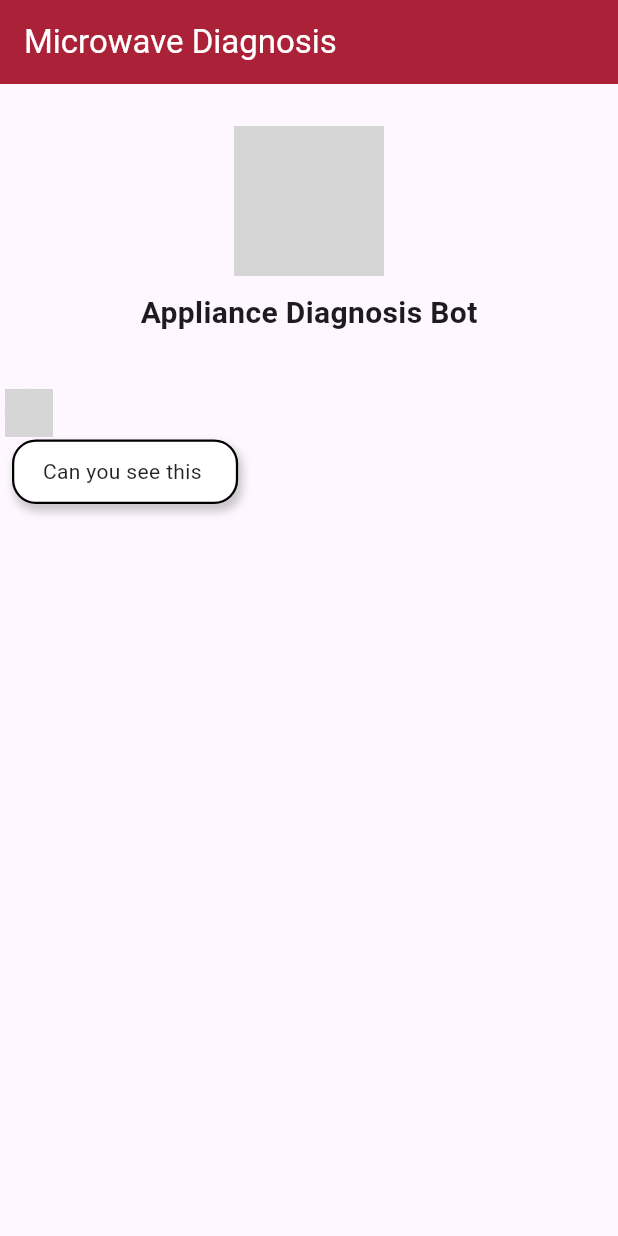
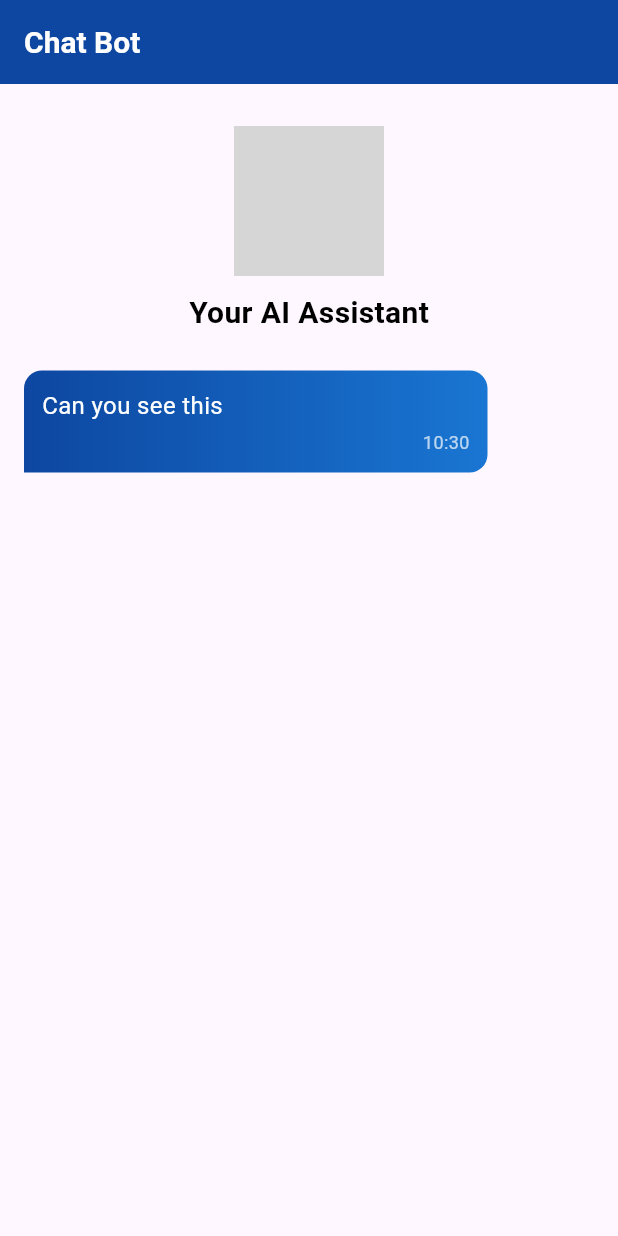
Before and after one commit to Prabal-0816/ChatBot-in-Flutter-FlowBot, a Flutter app: the first screen one second after launch, on a phone screen of 412 x 824 dp. Run offline on Flutter 3.47's test engine with Material 3 defaults, Android fonts, the phone set to English and light mode, and no system bars; our stand-ins replace audioplayers, carousel_slider, flutter_tts, image_picker, video_player, youtube_player_flutter; missing offline and left inert: record; network calls fail; grey boxes are pictures that could not be loaded.

Commit message:
updated UI

```diff
--- a/lib/ChatBot/Model/optionModel.dart
+++ b/lib/ChatBot/Model/optionModel.dart
@@ -3,7 +3,7 @@
 class Option {
   final String? label;    // the option to be shown on UI
   final String? description;  // option description with lighter shade and smaller text that label
-  final String? value;      // will serve as the answer for the intent of the question
+  final String? value;      // answer for the intent and will be shown on UI after selection of option
   final String? nextNode;   // Will be triggered when the any of the option is selected in case of Radio Node
   final List<String>? images;   // images to be shown along with the option
   final String? audioClip;    // contains the audio clip to be shown along with the option
--- a/lib/ChatBot/UI/botFlowScreen.dart
+++ b/lib/ChatBot/UI/botFlowScreen.dart
@@ -1,6 +1,7 @@
 import 'dart:async';
 import 'dart:io';
 import 'package:flow_bot_json_driven_chat_bot/ChatBot/UI/audioCapture.dart';
+import 'package:flow_bot_json_driven_chat_bot/ChatBot/UI/messageBubble.dart';
 import 'package:flow_bot_json_driven_chat_bot/ChatBot/UI/videoCapture.dart';
 import 'package:flutter/material.dart';
 import '../APIs/uploadFile.dart';
@@ -39,7 +40,7 @@ class _BotFlowScreenState extends State<BotFlowScreen> {
   List<String> selectedOptions = [];
 
   // To store chat messages which will be shown to UI
-  List<Map<String, String>> messages = [];
+  List<Map<String, dynamic>> messages = [];
 
   final ScrollController _scrollController = ScrollController();
   final FlutterTts _flutterTts = FlutterTts();
@@ -59,12 +60,31 @@ class _BotFlowScreenState extends State<BotFlowScreen> {
   void initState() {
     super.initState();
     _loadBotFlow();
+    // _scrollController = ScrollController();
     isServerLink = widget.jsonFileName.contains('.http') || widget.jsonFileName.contains('.com');
 
     // configure TTs
     _flutterTts.setLanguage("en-IN");
     _flutterTts.setPitch(0.8);
     _flutterTts.setSpeechRate(0.5);
+  }
+
+  // @override
+  // void didUpdateWidget(OldWidget oldWidget) {
+  //   super.didUpdateWidget(oldWidget);
+  //   _scrollToBottom();
+  // }
+
+  void _scrollToBottom() {
+    WidgetsBinding.instance.addPostFrameCallback((_) {
+      if (_scrollController.hasClients) {
+        _scrollController.animateTo(
+          _scrollController.position.maxScrollExtent,
+          duration: const Duration(milliseconds: 300),
+          curve: Curves.easeOut,
+        );
+      }
+    });
   }
 
   // Load the bot flow data
@@ -90,6 +110,7 @@ class _BotFlowScreenState extends State<BotFlowScreen> {
           messages.add({
             'type': 'bot',
             'text': '',
+            'timestamp' : DateTime.now()
           });
           _speak(startMessage);
         });
@@ -130,9 +151,9 @@ class _BotFlowScreenState extends State<BotFlowScreen> {
 
     return Scaffold(
       appBar: AppBar(
-          backgroundColor: const Color(0xFFAB2138),
           title: Text(botType, // nodeName
-              style: const TextStyle(color: Colors.white))),
+              style: const TextStyle(color: Colors.white))
+      ),
       body: ListView(
         controller: _scrollController,
         padding: const EdgeInsets.all(8.0),
@@ -144,7 +165,7 @@ class _BotFlowScreenState extends State<BotFlowScreen> {
               CircleAvatar(
                 radius: 50, // Adjust the size of the avatar
                 backgroundImage: NetworkImage(botImage), // Your bot image path
-                backgroundColor: const Color(0xFFAB2138),
+                backgroundColor: Colors.blue.shade900,
               ),
               const SizedBox(height: 10),
               Text(
@@ -162,68 +183,11 @@ class _BotFlowScreenState extends State<BotFlowScreen> {
             final isBot = message['type'] == 'bot';
             return Align(
               alignment: isBot ? Alignment.centerLeft : Alignment.centerRight,
-              child: Column(
-                children: [
-                  if (isBot) const SizedBox(height: 40),
-                  Stack(
-                    clipBehavior: Clip
-                        .none, // Allows overlapping outside the Stack bounds
-                    children: [
-                      // Message Bubble
-                      Row(
-                        mainAxisAlignment: isBot
-                            ? MainAxisAlignment.start
-                            : MainAxisAlignment.end,
-                        children: [
-                          Flexible(
-                            child: Container(
-                              padding: const EdgeInsets.symmetric(
-                                  horizontal: 19.0, vertical: 10.0),
-                              margin: const EdgeInsets.only(
-                                  top: 10.0), // Small margin for spacing
-                              decoration: BoxDecoration(
-                                color: isBot
-                                    ? Colors.white
-                                    : const Color(0xFFAB2138),
-                                borderRadius: BorderRadius.circular(16),
-                                border: isBot
-                                    ? Border.all(
-                                    color: Colors.black, width: 1.5)
-                                    : null,
-                                boxShadow: [
-                                  BoxShadow(
-                                    color: Colors.black
-                                        .withOpacity(0.2), // Shadow color
-                                    offset: const Offset(
-                                        2, 4), // Offset in X and Y direction
-                                    blurRadius: 4, // Spread of the shadow
-                                    spreadRadius: 1, // Intensity of the shadow
-                                  ),
-                                ],
-                              ),
-                              child: Text(
-                                message['text'] ?? '',
-                                style: TextStyle(
-                                    color:
-                                    isBot ? Colors.black87 : Colors.white),
-                              ),
-                            ),
-                          ),
-                        ],
-                      ),
-                      // Bot Avatar
-                      if (isBot)
-                        Positioned(
-                          left: -5, // Adjust for horizontal overlap
-                          top: -24, // Adjust for vertical overlap
-                          child: CircleAvatar(
-                            radius: 16,
-                            backgroundImage: NetworkImage(botImage),
-                          ),
-                        ),
-                    ],
-                  ),
-                ],
+              child: MessageBubble(
+                  text: message['text'] ?? '',
+                  isBot: isBot,
+                  botImage: botImage,
+                  timestamp: message['timestamp'] ?? DateTime.now()
               ),
             );
           }).toList(),
@@ -326,6 +290,8 @@ class _BotFlowScreenState extends State<BotFlowScreen> {
     return result;
   }
 
+  // For Nodes which have common images in that the images will appear before all the options
+  // Like for radio node 'is this an image of cat or a dog': image with option 'cat' and 'dog'
   Widget _showImage(BotNode node) {
     if(!showOptions) {
       return const SizedBox.shrink();
@@ -587,7 +553,7 @@ class _BotFlowScreenState extends State<BotFlowScreen> {
         final isSelected = selectedOptions.contains(option.value);
 
         return Padding(
-          padding: const EdgeInsets.only(bottom: 4),
+          padding: const EdgeInsets.only(bottom: 2),
           child: GestureDetector(
             onTap: () {
               setState(() {
@@ -923,7 +889,14 @@ class _BotFlowScreenState extends State<BotFlowScreen> {
                         : selectedOptions.add("No Files Uploaded");
                     _onOptionSelected(node.nextNode, node.checkboxOptionTTs);
                   },
-                  child: const Text('Next'),
+                  style: ElevatedButton.styleFrom(
+                    padding: const EdgeInsets.symmetric(horizontal: 16, vertical: 12),
+                    shape: RoundedRectangleBorder(
+                      borderRadius: BorderRadius.circular(12),
+                    ),
+                    backgroundColor: Colors.blue.shade900,
+                  ),
+                  child: const Text('Next' , style: TextStyle(fontSize: 16 ,color: Colors.white)),
                 ),
               ),
             )
@@ -936,27 +909,74 @@ class _BotFlowScreenState extends State<BotFlowScreen> {
   Widget _buildMultimediaOption(Option option) {
     return StatefulBuilder(
       builder: (context, setState) {
-        return Column(
-          crossAxisAlignment: CrossAxisAlignment.start,
-          children: [
-            if (option.recordVideo != null && option.value == "Yes")
-              Padding(
-                padding: const EdgeInsets.symmetric(vertical: 8.0),
-                child: VideoCaptureWidget(
-                    label: option.recordVideo!, capturedVideo: capturedVideo),
+        return Card(
+          elevation: 8, // Increased elevation for better shadow
+          shape: RoundedRectangleBorder(
+            borderRadius: BorderRadius.circular(16.0), // Increased border radius
+          ),
+          child: Container(
+            decoration: BoxDecoration(
+              gradient: LinearGradient(
+                colors: [Colors.blue.shade50, Colors.white],
+                begin: Alignment.topLeft,
+                end: Alignment.bottomRight,
               ),
-            if (option.clickPhoto != null && option.value == "Yes")
-              Padding(
-                padding: const EdgeInsets.symmetric(vertical: 8.0),
-                child: ImageCaptureWidget(
-                    capturedImages: capturedImages),
+              borderRadius: BorderRadius.circular(16.0),
+            ),
+            child: Padding(
+              padding: const EdgeInsets.all(16.0), // Increased padding
+              child: Column(
+                crossAxisAlignment: CrossAxisAlignment.start,
+                children: [
+                  if (option.recordVideo != null)
+                    Column(
+                      children: [
+                        Text(
+                          option.recordVideo!,
+                          style: TextStyle(
+                            fontSize: 16,
+                            fontWeight: FontWeight.bold,
+                            color: Colors.blue.shade900,
+                          ),
+                        ),
+                        const SizedBox(height: 8), // Added spacing
+                        VideoCaptureWidget(capturedVideo: capturedVideo),
+                      ],
+                    ),
+                  if (option.clickPhoto != null)
+                    Column(
+                      children: [
+                        Text(
+                          option.clickPhoto!,
+                          style: TextStyle(
+                            fontSize: 16,
+                            fontWeight: FontWeight.bold,
+                            color: Colors.blue.shade900,
+                          ),
+                        ),
+                        const SizedBox(height: 8), // Added spacing
+                        ImageCaptureWidget(capturedImages: capturedVideo),
+                      ],
+                    ),
+                  if (option.recordAudio != null)
+                    Column(
+                      children: [
+                        Text(
+                          option.recordAudio!,
+                          style: TextStyle(
+                            fontSize: 16,
+                            fontWeight: FontWeight.bold,
+                            color: Colors.blue.shade900,
+                          ),
+                        ),
+                        const SizedBox(height: 8), // Added spacing
+                        AudioCaptureWidget(capturedAudio: capturedVideo),
+                      ],
+                    ),
+                ],
               ),
-            if(option.recordAudio != null && option.value == "Yes")
-              Padding(
-                padding: const EdgeInsets.symmetric(vertical: 8.0),
-                child: AudioCaptureWidget(capturedAudio: capturedAudio),
-              )
-          ],
+            ),
+          ),
         );
       },
     );
--- /dev/null
+++ b/lib/ChatBot/UI/messageBubble.dart
@@ -0,0 +1,66 @@
+import 'package:flutter/material.dart';
+
+class MessageBubble extends StatelessWidget {
+  final String text;
+  final bool isBot;
+  final String botImage;
+  final DateTime timestamp;
+
+  const MessageBubble({
+    super.key,
+    required this.text,
+    required this.isBot,
+    required this.botImage,
+    required this.timestamp,
+  });
+
+  @override
+  Widget build(BuildContext context) {
+    return Align(
+      alignment: isBot ? Alignment.centerLeft : Alignment.centerRight,
+      child: Container(
+        constraints: BoxConstraints(
+          maxWidth: MediaQuery.of(context).size.width * 0.75, // Limit bubble width
+        ),
+        margin: const EdgeInsets.symmetric(vertical: 4, horizontal: 8),
+        padding: const EdgeInsets.all(12),
+        decoration: BoxDecoration(
+          gradient: LinearGradient(
+              colors: isBot
+              ? [Colors.blue.shade900, Colors.blue.shade700]
+              : [Colors.white, Colors.grey.shade100]
+          ),
+          borderRadius: BorderRadius.only(
+            topLeft: const Radius.circular(12),
+            topRight: const Radius.circular(12),
+            bottomLeft: Radius.circular(isBot ? 0 : 12),
+            bottomRight: Radius.circular(isBot ? 12 : 0),
+          ),
+        ),
+        child: Column(
+          crossAxisAlignment: CrossAxisAlignment.start,
+          children: [
+            Text(
+              text,
+              style: TextStyle(
+                color: !isBot ? Colors.black87 : Colors.white,
+                fontSize: 16,
+              ),
+            ),
+            const SizedBox(height: 4), // Spacing between text and timestamp
+            Align(
+              alignment: Alignment.bottomRight,
+              child: Text(
+                '${timestamp.hour}:${timestamp.minute}',
+                style: TextStyle(
+                  color: !isBot ? Colors.black54 : Colors.white70,
+                  fontSize: 12,
+                ),
+              ),
+            ),
+          ],
+        ),
+      ),
+    );
+  }
+}
--- a/lib/main.dart
+++ b/lib/main.dart
@@ -9,11 +9,42 @@
   @override
   Widget build(BuildContext context) {
     return MaterialApp(
-      title: 'Flutter Chatbot',
-      theme: ThemeData(
-        primarySwatch: Colors.green,
-      ),
-      home: BotFlowScreen(jsonFileName: 'test1.json')
-    );
+        title: 'Flutter Chatbot',
+        theme: ThemeData(
+          brightness: Brightness.light,
+          primaryColor: Colors.blue.shade900,
+
+          // Default app bar theme
+          appBarTheme: AppBarTheme(
+            backgroundColor: Colors.blue.shade900,
+            titleTextStyle: TextStyle(
+              fontSize: 20,
+              fontWeight: FontWeight.bold,
+              color: Colors.white,
+            ),
+          ),
+
+          // Define the default elevated button theme
+          elevatedButtonTheme: ElevatedButtonThemeData(
+            style: ElevatedButton.styleFrom(
+              padding: const EdgeInsets.symmetric(horizontal: 16, vertical: 12),
+              shape: RoundedRectangleBorder(
+                borderRadius: BorderRadius.circular(12),
+              ),
+              backgroundColor: Colors.blue.shade900,
+              textStyle: TextStyle(
+                fontSize: 16,
+                color: Colors.white,
+              ),
+            ),
+          ),
+
+          // Define the default text theme
+          textTheme: TextTheme(
+            bodyLarge: TextStyle(fontSize: 16, color: Colors.black),
+            bodyMedium: TextStyle(fontSize: 14, color: Colors.black),
+          ),
+        ),
+        home: BotFlowScreen(jsonFileName: 'test1.json'));
   }
 }
```
Also changed, not shown: assets/test1.json (+9 -12 lines), lib/ChatBot/UI/audioCapture.dart (+2 -5 lines), lib/ChatBot/UI/videoCapture.dart (+3 -6 lines).
